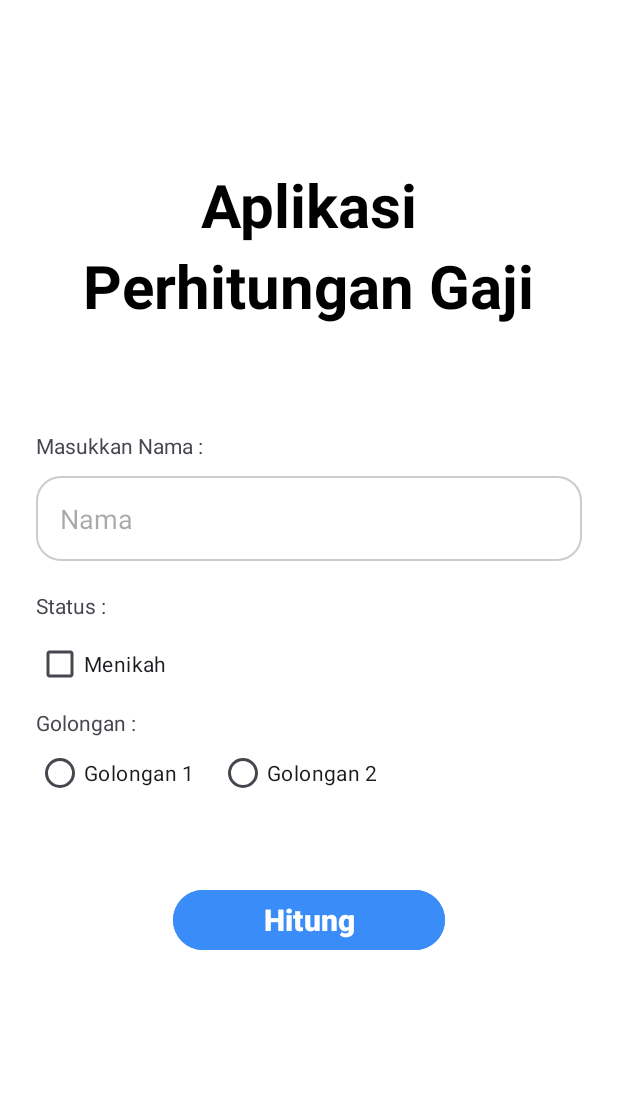
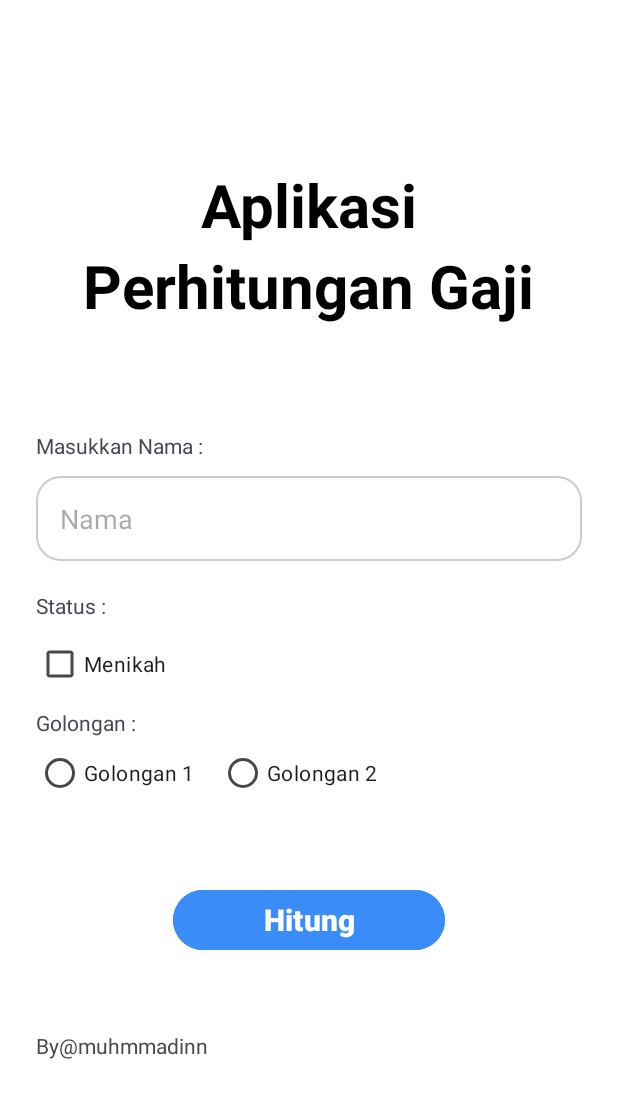
Before and after one commit to MuhammadAdin/GajiHitung, an Android app: the screen it shows after launch (MainActivity), on a phone screen of 412 x 824 dp. Shown: the top 1098 px of the screen. Run offline under Robolectric (Android 15) with nearby library versions, the phone set to English and light mode, and no system bars.

Commit message:
add commint and push

```diff
--- a/app/src/main/res/layout/activity_main.xml
+++ b/app/src/main/res/layout/activity_main.xml
@@ -106,4 +106,11 @@
         android:paddingLeft="60dp"
         android:paddingRight="60dp" />
 
+    <!--Commit dan Push-->
+    <TextView
+        android:layout_width="match_parent"
+        android:layout_height="wrap_content"
+        android:layout_marginTop="50dp"
+        android:text="By@muhmmadinn" />
+
 </LinearLayout>
```
